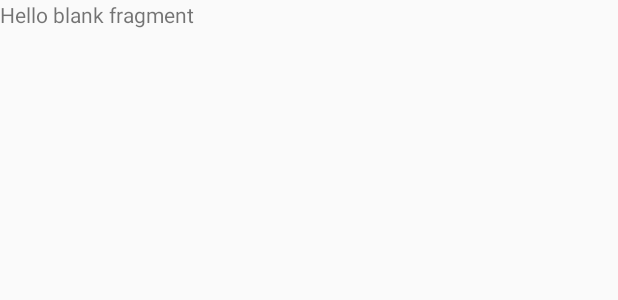
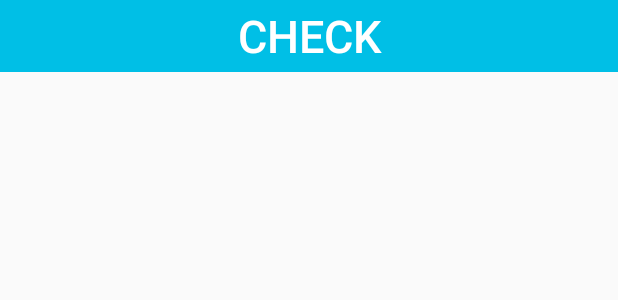
Before and after one commit to praekeltfoundation/gem-bbb-indo, an Android app: the layout fragment_challenge_quiz.xml on its own in the app's theme, with its tools: preview values and no code run, on a phone screen of 412 x 824 dp. Shown: the top 300 px of the screen. Run offline under Robolectric (Android 15) with nearby library versions, the phone set to English and light mode, and no system bars.

Commit message:
Move main quiz layout items out of quiz question layout.

```diff
--- a/app/src/main/res/layout/fragment_challenge_quiz.xml
+++ b/app/src/main/res/layout/fragment_challenge_quiz.xml
@@ -5,9 +5,41 @@
     tools:context="com.nike.dooit.views.main.fragments.challenge.fragments.ChallengeQuizFragment">
 
     <!-- TODO: Update blank fragment layout -->
+    <LinearLayout
+        android:layout_width="match_parent"
+        android:layout_height="wrap_content"
+        android:orientation="horizontal">
+
+        <ProgressBar
+            style="?android:attr/progressBarStyleHorizontal"
+            android:layout_width="match_parent"
+            android:layout_height="wrap_content"
+            android:id="@+id/fragment_challenge_quiz_progressbar"
+            android:layout_weight="1" />
+
+    </LinearLayout>
+
     <TextView
+        android:id="@+id/fragment_challenge_quiz_progresscounter"
         android:layout_width="match_parent"
-        android:layout_height="match_parent"
-        android:text="@string/hello_blank_fragment" />
+        android:layout_height="wrap_content"
+        android:layout_margin="@dimen/text_margin"
+        android:textAppearance="@style/AppTheme.TextView.Quiz.Subtitle"
+        android:text="Question X/Y"
+        android:textAlignment="center" />
+
+    <android.support.v4.view.ViewPager
+        android:id="@+id/fragment_challenge_quiz_pager"
+        android:layout_width="match_parent"
+        android:layout_height="0px"
+        android:layout_weight="1">
+    </android.support.v4.view.ViewPager>
+
+    <Button
+        android:text="Check"
+        android:layout_width="match_parent"
+        android:layout_height="wrap_content"
+        android:id="@+id/fragment_challenge_quiz_checkbutton"
+        style="@style/AppTheme.Button.Big.LightBlue" />
 
 </FrameLayout>
```
Also changed, not shown: app/src/main/res/layout/fragment_challengequizquestion.xml (+0 -31 lines).
